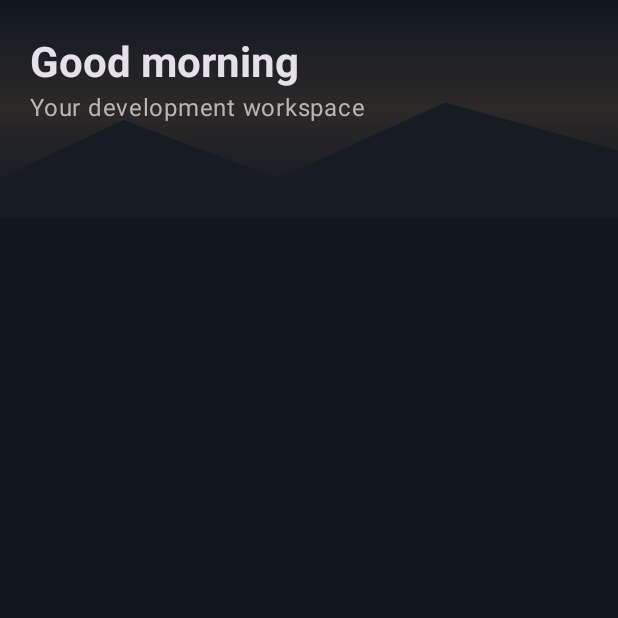
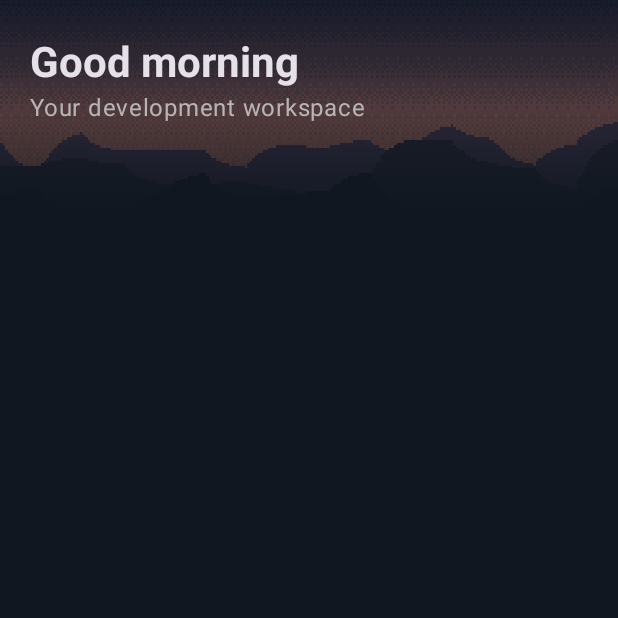
Before and after one commit to vardirhq/varde, an Android app built with Jetpack Compose: the composable Hero called with empty values, on a phone screen of 412 x 824 dp, the top half of it. Run offline under Robolectric (Android 15) with nearby library versions, the phone set to English and light mode, and no system bars.

Commit message:
Use a procedural pixel landscape for the home banner

```diff
--- a/app/src/main/java/no/vardir/varde/VardeScreen.kt
+++ b/app/src/main/java/no/vardir/varde/VardeScreen.kt
@@ -195,11 +195,10 @@ fun Varde(vm: Workspace = viewModel()) {
 @Composable private fun Hero(user: String) {
     val hour = remember { Calendar.getInstance().get(Calendar.HOUR_OF_DAY) }
     val greeting = when (hour) { in 5..11 -> "Good morning"; in 12..17 -> "Good afternoon"; else -> "Good evening" }
-    Box(Modifier.fillMaxWidth().heightIn(min = 145.dp).background(Brush.verticalGradient(listOf(Ink, Color(0xFF2C2928), Ink)))) {
-        Canvas(Modifier.matchParentSize()) {
-            val path = Path().apply { moveTo(0f, size.height * .82f); lineTo(size.width * .2f, size.height * .55f); lineTo(size.width * .45f, size.height * .82f); lineTo(size.width * .72f, size.height * .47f); lineTo(size.width, size.height * .69f); lineTo(size.width, size.height); lineTo(0f, size.height); close() }
-            drawPath(path, Color(0xFF151C24))
-        }
+    val today = remember { Calendar.getInstance() }
+    val seed = today.get(Calendar.YEAR).toLong() * 1000 + today.get(Calendar.DAY_OF_YEAR)
+    Box(Modifier.fillMaxWidth().heightIn(min = 145.dp)) {
+        LandscapeBanner(seed = seed, night = hour < 7 || hour >= 19, modifier = Modifier.matchParentSize())
         Column(Modifier.padding(horizontal = 20.dp, vertical = 24.dp)) {
             Text(if (user.isBlank()) greeting else "$greeting, $user", style = MaterialTheme.typography.headlineMedium, fontWeight = FontWeight.Bold)
             Text("Your development workspace", color = Muted, style = MaterialTheme.typography.bodyLarge)
```
